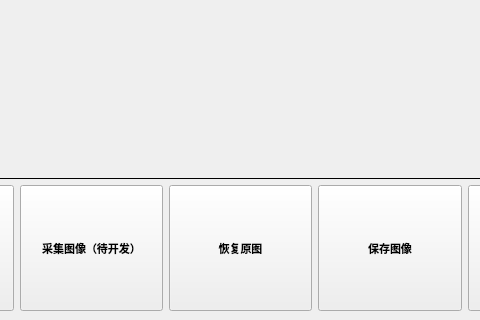
Before: the Qt Designer form MainWindow.ui in Humble-Engineer/cells_detect, drawn with Qt 5; both pictures show x 138 to 618 and y 330 to 650 of the 1200 by 650 pixel window.
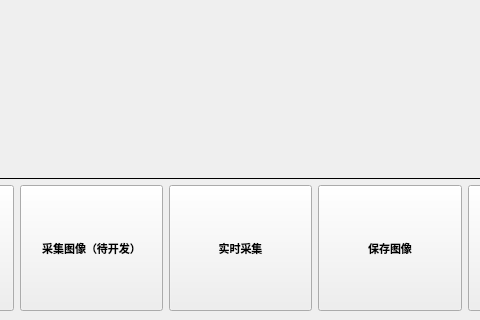
After: the same form once the commit is applied.

Commit message: 实现基础的实时检测

Diff of the .ui file:
```diff
--- a/MainWindow.ui
+++ b/MainWindow.ui
@@ -699,7 +699,7 @@
          </font>
         </property>
         <property name="text">
-         <string>恢复原图</string>
+         <string>实时采集</string>
         </property>
        </widget>
       </item>
```
The commit also changes 2 other files.
